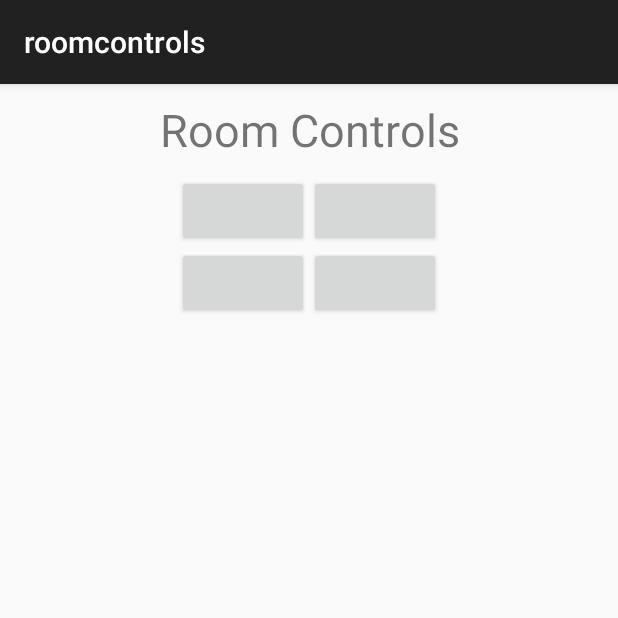
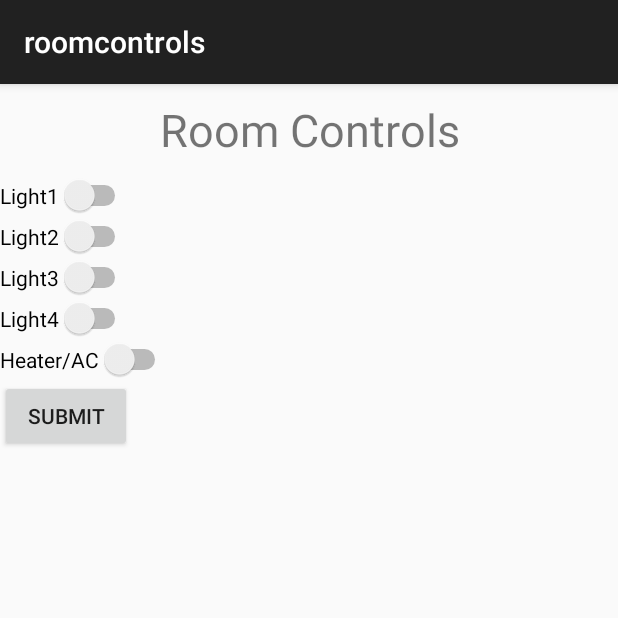
Before and after one commit to Ronald-Rojas/Room-Controls, an Android app: the screen it shows after launch (Control), after a tap on "CONTROLS", on a phone screen of 412 x 824 dp, the top half of it. Run offline under Robolectric (Android 15) with nearby library versions, the phone set to English and light mode, and no system bars.

Commit message:
Worked on Android setup
More of the android section of the app was completed. Basic movement
between layouts, and the core settings were created.

```diff
--- a/roomcontrols/mobile/src/main/java/com/example/ronald/roomcontrols/Control.java
+++ b/roomcontrols/mobile/src/main/java/com/example/ronald/roomcontrols/Control.java
@@ -1,7 +1,9 @@
 package com.example.ronald.roomcontrols;
 
+import android.content.Intent;
 import android.os.Bundle;
 import android.support.v7.app.AppCompatActivity;
+import android.view.View;
 
 /**
  * Created by ronald on 9/15/15.
@@ -12,4 +14,14 @@ public class Control extends AppCompatActivity{
         super.onCreate(savedInstanceState);
         setContentView(R.layout.activity_controls);
     }
+
+    public void submitControl(View view) {
+        //TODO: create submit control method and also the bluetooth submit method.
+        //This method will also coincide with the cod the the submitSetting method in the SettingsMenu
+
+
+
+        Intent intent = new Intent(this, HomeActivity.class);
+        startActivity(intent);
+    }
 }
--- a/roomcontrols/mobile/src/main/res/layout/activity_controls.xml
+++ b/roomcontrols/mobile/src/main/res/layout/activity_controls.xml
@@ -4,6 +4,7 @@
     android:orientation="vertical"
     android:layout_width="match_parent"
     android:layout_height="match_parent">
+
     <TextView
         android:layout_width="match_parent"
         android:layout_height="wrap_content"
@@ -11,31 +12,45 @@
         android:textSize="@dimen/titlesize"
         android:padding="@dimen/paddingtitle"
         android:gravity="center"/>
-    <LinearLayout
-        android:layout_width="match_parent"
+
+    <Switch
+        android:layout_width="wrap_content"
         android:layout_height="wrap_content"
-        android:orientation="horizontal"
-        android:gravity="center"
-         >
-        <Button
-            android:layout_width="wrap_content"
-            android:layout_height="wrap_content" />
-        <Button
-            android:layout_width="wrap_content"
-            android:layout_height="wrap_content" />
-    </LinearLayout>
-    <LinearLayout
-        android:layout_width="match_parent"
+        android:text="Light1"
+        android:id="@+id/Light1Control"
+        android:layout_gravity="left" />
+
+    <Switch
+        android:layout_width="wrap_content"
         android:layout_height="wrap_content"
-        android:orientation="horizontal"
-        android:gravity="center"
-        android:layout_marginTop="0dp">
-        <Button
-            android:layout_width="wrap_content"
-            android:layout_height="wrap_content" />
-        <Button
-            android:layout_width="wrap_content"
-            android:layout_height="wrap_content" />
-    </LinearLayout>
+        android:text="Light2"
+        android:id="@+id/Light2Control"
+        android:layout_gravity="left" />
 
+    <Switch
+        android:layout_width="wrap_content"
+        android:layout_height="wrap_content"
+        android:text="Light3"
+        android:id="@+id/Light3Control"
+        android:layout_gravity="left"
+        />
+
+    <Switch
+        android:layout_width="wrap_content"
+        android:layout_height="wrap_content"
+        android:text="Light4"
+        android:id="@+id/Light4Control"
+        android:layout_gravity="left" />
+    <Switch
+        android:layout_width="wrap_content"
+        android:layout_height="wrap_content"
+        android:text="Heater/AC"
+        android:id="@+id/ACControl"
+        android:layout_gravity="left"/>
+    <Button
+        android:layout_width="wrap_content"
+        android:layout_height="wrap_content"
+        android:text="Submit"
+        android:id="@+id/SubmitControl"
+        android:onClick="submitControl"/>
 </LinearLayout>
--- a/roomcontrols/mobile/src/main/res/values/strings.xml
+++ b/roomcontrols/mobile/src/main/res/values/strings.xml
@@ -2,7 +2,7 @@
     <string name="app_name">roomcontrols</string>
 
     <string name="hello_world">Hello world!</string>
-    <string name="action_settings">Settings</string>
+    <string name="action_settings">Default Settings</string>
     <string name="HomeScreen">Home Screen</string>
     <string name="controls">controls</string>
     <string name="settings">settings</string>
```
Also changed, not shown: roomcontrols/mobile/src/main/java/com/example/ronald/roomcontrols/SettingsMenu.java (+10 -0 lines), roomcontrols/mobile/src/main/res/layout/activity_settings.xml (+40 -0 lines), 2 other files.
